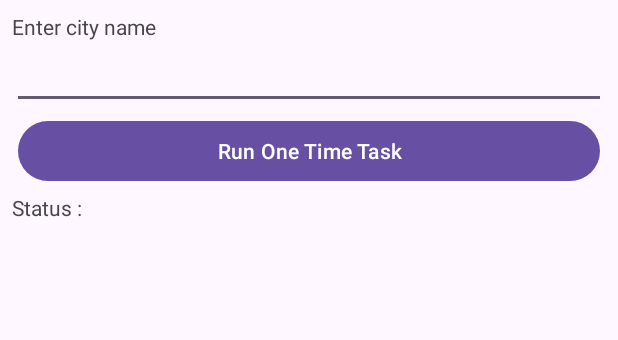
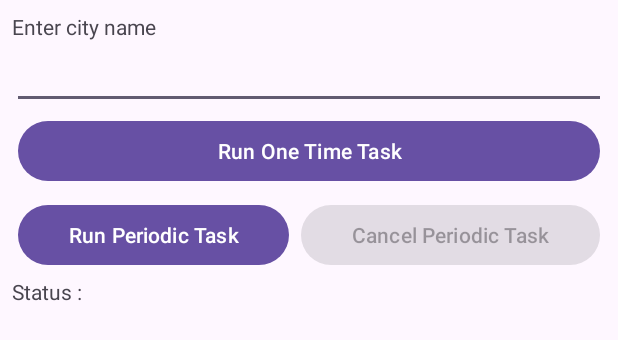
Before and after one commit to gilangnr/Work-Manager, an Android app: the layout activity_main.xml on its own in the app's theme, with its tools: preview values and no code run, on a phone screen of 412 x 824 dp. Shown: the top 340 px of the screen. Run offline under Robolectric (Android 15) with nearby library versions, the phone set to English and light mode, and no system bars.

Commit message:
update ui for periodic

```diff
--- a/app/src/main/res/layout/activity_main.xml
+++ b/app/src/main/res/layout/activity_main.xml
@@ -26,12 +26,36 @@
         android:layout_width="match_parent"
         android:layout_height="wrap_content"
         android:layout_margin="4dp"
-        android:text="@string/run_one_time_task"/>
+        android:text="@string/run_one_time_task" />
+
+    <LinearLayout
+        android:layout_width="match_parent"
+        android:layout_height="wrap_content"
+        android:orientation="horizontal">
+
+        <Button
+            android:id="@+id/btnPeriodicTask"
+            android:layout_width="wrap_content"
+            android:layout_height="wrap_content"
+            android:layout_margin="4dp"
+            android:layout_weight="1"
+            android:text="@string/run_periodic_task" />
+
+
+        <Button
+            android:id="@+id/btnCancelTask"
+            android:layout_width="wrap_content"
+            android:layout_height="wrap_content"
+            android:layout_margin="4dp"
+            android:layout_weight="1"
+            android:enabled="false"
+            android:text="@string/cancel_periodic_task" />
+    </LinearLayout>
 
     <TextView
         android:id="@+id/textStatus"
         android:layout_width="wrap_content"
         android:layout_height="wrap_content"
-        android:text="@string/status"/>
+        android:text="@string/status" />
 
 </LinearLayout>
```
